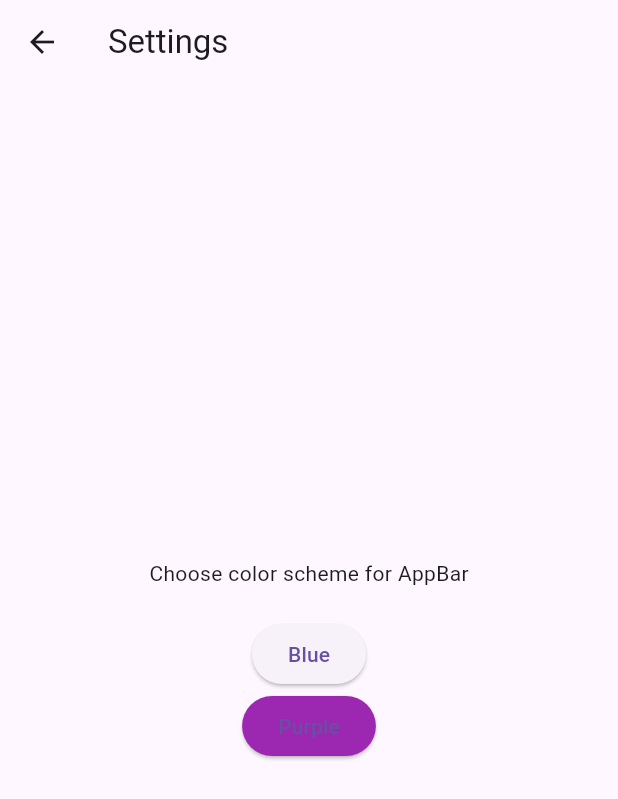
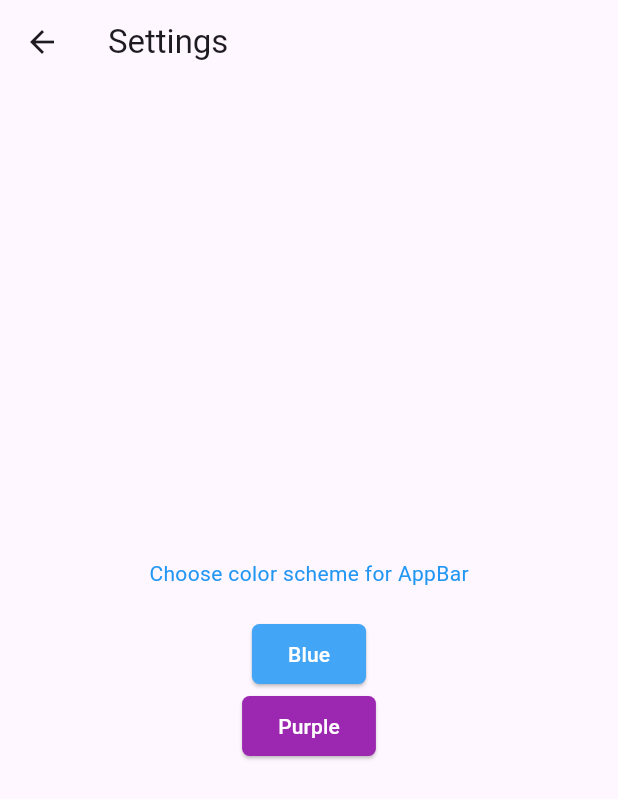
Before and after one commit to joshsaxx/everyday_flutter, a Flutter app: the MainPage screen opened by its route, after a tap on the "settings" icon, on a phone screen of 412 x 824 dp. Shown: the top 799 px of the screen. Run offline on Flutter 3.47's test engine with Material 3 defaults, Android fonts, the phone set to English and light mode, and no system bars; our stand-ins replace cached_network_image, google_fonts.

Commit message:
tutorial_sessions -- State Management -- Provider and Routes Completed

```diff
--- a/lib/app/tutorial_sessions/state_management/provider_and_routes/pages/login.dart
+++ b/lib/app/tutorial_sessions/state_management/provider_and_routes/pages/login.dart
@@ -1,5 +1,8 @@
 import 'package:flutter/material.dart';
+import 'package:flutter_tuts/app/tutorial_sessions/state_management/provider_and_routes/models/user.dart';
+import 'package:flutter_tuts/app/tutorial_sessions/state_management/provider_and_routes/provider_routes.dart';
 import 'package:flutter_tuts/app/tutorial_sessions/state_management/provider_and_routes/routes/routes.dart';
+import 'package:provider/provider.dart';
 
 
 class Login extends StatefulWidget {
@@ -48,6 +51,9 @@ class _LoginState extends State<Login> {
                 shape: RoundedRectangleBorder(
                     borderRadius: BorderRadius.circular(5))),
               onPressed: () {
+                //can't use consumer cos we're inside of a function
+                context.read<User>().username = usernameController.text;
+
                 Navigator.of(context).pushNamed(RouteManager.mainPage);
               },
               child: const Text('Submit'),
--- a/lib/app/tutorial_sessions/state_management/provider_and_routes/pages/main_page.dart
+++ b/lib/app/tutorial_sessions/state_management/provider_and_routes/pages/main_page.dart
@@ -1,29 +1,34 @@
 import 'package:flutter/material.dart';
+import 'package:flutter_tuts/app/tutorial_sessions/state_management/provider_and_routes/models/settings_data.dart';
+import 'package:flutter_tuts/app/tutorial_sessions/state_management/provider_and_routes/models/user.dart';
 import 'package:flutter_tuts/app/tutorial_sessions/state_management/provider_and_routes/routes/routes.dart';
+import 'package:provider/provider.dart';
 
 
 class MainPage extends StatelessWidget {
-  const MainPage({Key? key}) : super(key: key);
+  const MainPage({super.key});
 
   @override
   Widget build(BuildContext context) {
     print('Building MainPage');
     return Scaffold(
       appBar: AppBar(
+        //context.watch cos it listens and read doesn't
+        backgroundColor: context.watch<SettingsData>().appBarColor,
         automaticallyImplyLeading: false,
-        title: Text('Main Screen'),
+        title: const Text('Main Screen'),
         actions: [
           IconButton(
             onPressed: () {
               Navigator.of(context).pushNamed(RouteManager.settingsPage);
             },
-            icon: Icon(Icons.settings),
+            icon: const Icon(Icons.settings),
           ),
           IconButton(
             onPressed: () {
               Navigator.pop(context);
             },
-            icon: Icon(Icons.exit_to_app),
+            icon: const Icon(Icons.exit_to_app),
           ),
         ],
       ),
@@ -31,9 +36,15 @@ class MainPage extends StatelessWidget {
         child: Column(
           mainAxisAlignment: MainAxisAlignment.center,
           children: [
-            Text(
-              'Welcome',
-              style: TextStyle(fontSize: 24),
+            Consumer<User>(
+              builder: (context, value, child) {
+                //value.username cos value is now an instance of User thanks to consumer
+                return Text(
+                'Welcome, ${value.username}',
+                style: const TextStyle(fontSize: 24),
+              );
+              }
+
             ),
           ],
         ),
--- a/lib/app/tutorial_sessions/state_management/provider_and_routes/pages/settings.dart
+++ b/lib/app/tutorial_sessions/state_management/provider_and_routes/pages/settings.dart
@@ -1,33 +1,56 @@
 import 'package:flutter/material.dart';
+import 'package:flutter_tuts/app/tutorial_sessions/state_management/provider_and_routes/models/settings_data.dart';
+import 'package:provider/provider.dart';
 
 class Settings extends StatelessWidget {
-  const Settings({Key? key}) : super(key: key);
+  const Settings({super.key});
 
   @override
   Widget build(BuildContext context) {
     print('Building Settings');
     return Scaffold(
       appBar: AppBar(
-        title: Text('Settings'),
+        title: const Text('Settings'),
       ),
       body: Center(
         child: Column(
           mainAxisAlignment: MainAxisAlignment.center,
           children: [
-            Text('Choose color scheme for AppBar'),
-            SizedBox(
+            //used to avoid rebuilding the entire page cos it identifies a part of the UI to be rebuilt
+            Consumer<SettingsData>(
+              builder: (context, value, child) {
+                return Text(
+                  'Choose color scheme for AppBar',
+                  style: TextStyle(
+                      color: context.watch<SettingsData>().appBarColor),
+                );
+              },
+            ),
+            const SizedBox(
               height: 20,
             ),
             ElevatedButton(
-              onPressed: () {},
-              child: Text('Blue'),
+              style: ElevatedButton.styleFrom(
+                  backgroundColor: Colors.blue[400],
+                  foregroundColor: Colors.white,
+                  shape: RoundedRectangleBorder(
+                      borderRadius: BorderRadius.circular(5))),
+              onPressed: () {
+                //read is used inside a function cos "listen" is automatically false
+                context.read<SettingsData>().appBarColor = Colors.blue;
+              },
+              child: const Text('Blue'),
             ),
             ElevatedButton(
               style: ElevatedButton.styleFrom(
-                backgroundColor: Colors.purple,
-              ),
-              onPressed: () {},
-              child: Text('Purple'),
+                  backgroundColor: Colors.purple,
+                  foregroundColor: Colors.white,
+                  shape: RoundedRectangleBorder(
+                      borderRadius: BorderRadius.circular(5))),
+              onPressed: () {
+                context.read<SettingsData>().appBarColor = Colors.purple;
+              },
+              child: const Text('Purple'),
             ),
           ],
         ),
```
